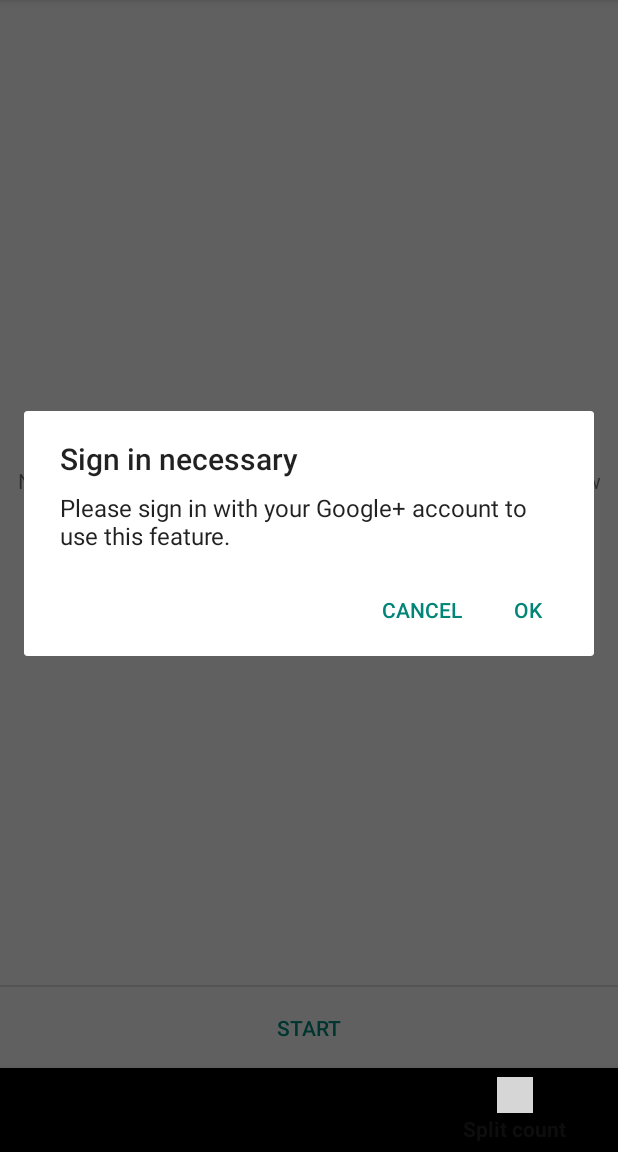
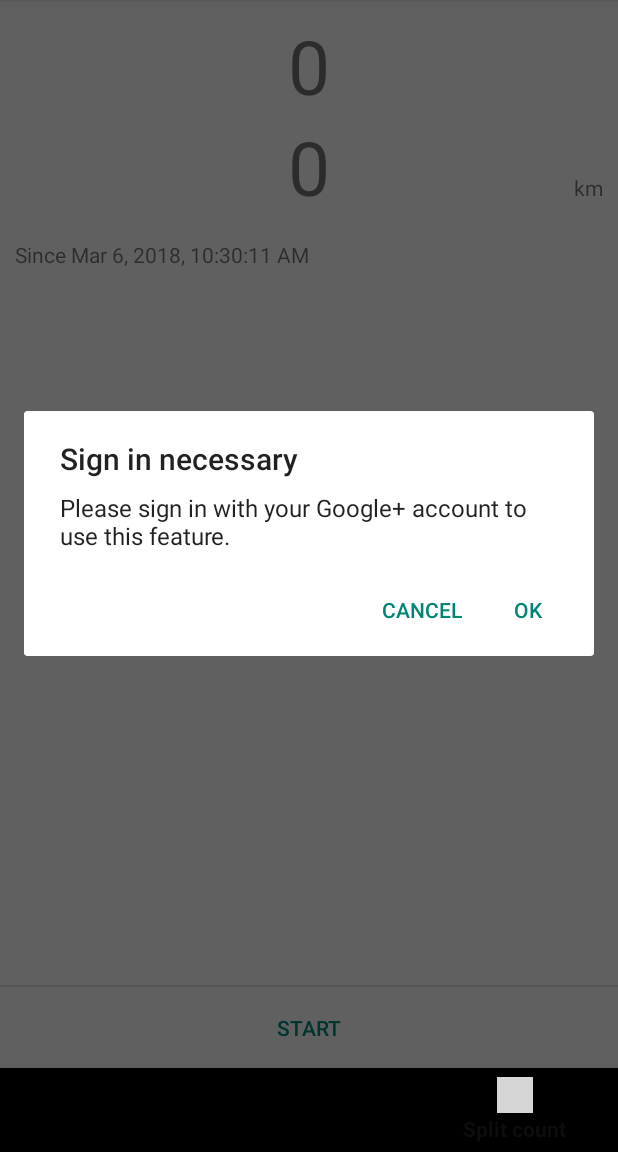
Before and after one commit to dennis-kao/Pedometer, an Android app: the screen it shows after launch (Activity_Main), item 3 of the bottom bar chosen, on a phone screen of 412 x 824 dp, the part 84-1236 px from its top. Run offline under Robolectric (Android 15) with nearby library versions, the phone set to English and light mode, and no system bars; libraries missing offline, so code that uses them is left out: org.eazegraph.lib; 26 statements that could not run were skipped; grey boxes are pictures that could not be loaded.

Commit message:
Removed the stopped/start logic, the split_count fragment now shows step count by default
Next to do: implement a history portion on the page and bring up the
start/stop button

```diff
--- a/src/main/java/de/j4velin/pedometer/ui/Fragment_Overview.java
+++ b/src/main/java/de/j4velin/pedometer/ui/Fragment_Overview.java
@@ -245,10 +245,6 @@ public class Fragment_Overview extends Fragment implements SensorEventListener {
     @Override
     public boolean onOptionsItemSelected(final MenuItem item) {
         switch (item.getItemId()) {
-            case R.id.action_split_count:
-                Dialog_Split.getDialog(getActivity(),
-                        total_start + Math.max(todayOffset + since_boot, 0)).show();
-                return true;
             case R.id.action_pause:
                 SensorManager sm =
                         (SensorManager) getActivity().getSystemService(Context.SENSOR_SERVICE);
--- a/src/main/java/de/j4velin/pedometer/ui/Fragment_SplitCount.java
+++ b/src/main/java/de/j4velin/pedometer/ui/Fragment_SplitCount.java
@@ -6,9 +6,6 @@ import android.content.SharedPreferences;
 import android.net.Uri;
 import android.os.Bundle;
 import android.view.LayoutInflater;
-import android.view.Menu;
-import android.view.MenuInflater;
-import android.view.MenuItem;
 import android.view.View;
 import android.view.ViewGroup;
 import android.widget.Button;
@@ -139,18 +136,12 @@ public class Fragment_SplitCount extends Fragment {
         distanceText =  d.findViewById(R.id.distance);
         distanceText.setText(Fragment_Overview.formatter.format(distance));
 
-        final View started = d.findViewById(R.id.started);
-        final View stopped = d.findViewById(R.id.stopped);
-
         //  split date is used to determine if a split count is active
         split_active = split_date > 0;
         //getting date and time when steps were taken
         if (split_date == -1) split_date = System.currentTimeMillis();  //  if getting the split date failed, set it to the current day
         ((TextView) d.findViewById(R.id.date)).setText(c.getString(R.string.since,
                 java.text.DateFormat.getDateTimeInstance().format(split_date)));
-
-        started.setVisibility(split_active ? View.VISIBLE : View.GONE);
-        stopped.setVisibility(split_active ? View.GONE : View.VISIBLE);
 
         //once stop has been hit, user's step and distance gets stored in the history
         final Button startstop = d.findViewById(R.id.start);
@@ -162,11 +153,7 @@ public class Fragment_SplitCount extends Fragment {
                     prefs.edit().putLong("split_date", System.currentTimeMillis())
                             .putInt("split_steps", totalSteps).apply();
                     split_active = true;
-                    started.setVisibility(View.VISIBLE);
-                    stopped.setVisibility(View.GONE);
                 } else {
-                    started.setVisibility(View.GONE);
-                    stopped.setVisibility(View.VISIBLE);
                     prefs.edit().remove("split_date").remove("split_steps").apply();
                     split_active = false;
                     updateStepsAndDistanceText(0, 0);
--- a/src/main/res/layout/dialog_split.xml
+++ b/src/main/res/layout/dialog_split.xml
@@ -9,13 +9,6 @@
         android:layout_height="0dip"
         android:layout_weight="1"
         android:padding="10dp" >
-
-        <TextView
-            android:id="@+id/stopped"
-            android:layout_width="match_parent"
-            android:layout_height="match_parent"
-            android:gravity="center"
-            android:text="@string/no_split_active" />
 
         <RelativeLayout
             android:id="@+id/started"
--- a/src/main/res/menu/main.xml
+++ b/src/main/res/menu/main.xml
@@ -16,11 +16,6 @@
         android:showAsAction="never"
         android:title="@string/leaderboard"/>
     <item
-        android:id="@+id/action_split_count"
-        android:orderInCategory="100"
-        android:showAsAction="never"
-        android:title="@string/split_count"/>
-    <item
         android:id="@+id/action_settings"
         android:orderInCategory="100"
         android:title="@string/settings" />
```
Also changed, not shown: src/main/java/de/j4velin/pedometer/ui/Dialog_Split.java (deleted, +0 -105 lines).
